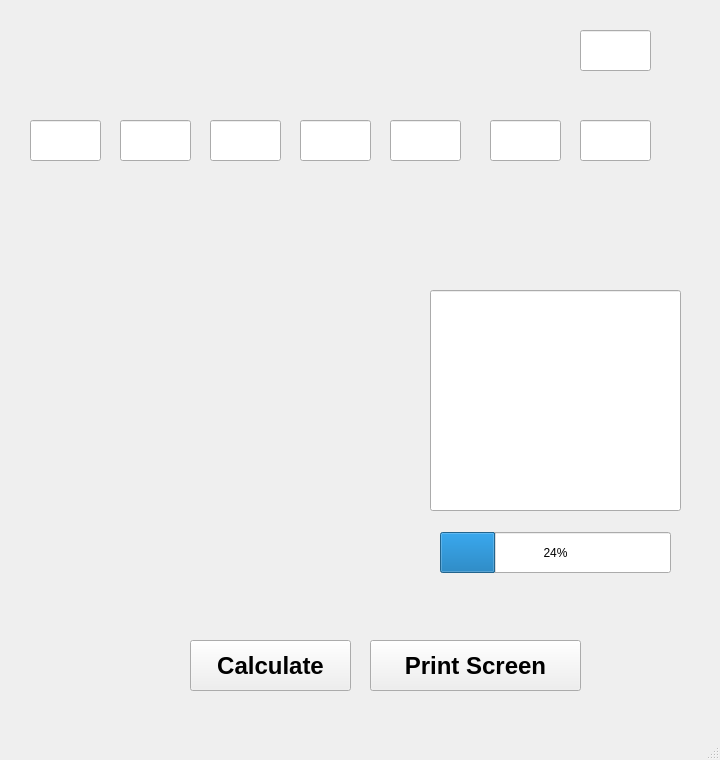
Above: main_window.ui from mattlitz/weld-mvmt-prediction before the change. Below: the same form after it.
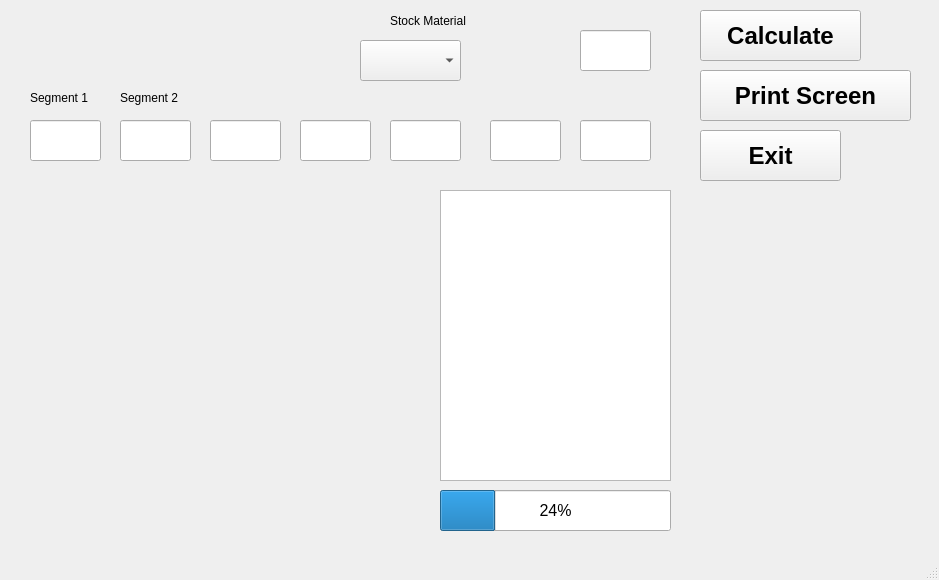
That is the form after the change. Custom widgets are drawn as their Qt base class.

Diff of the .ui file:
```diff
--- a/main_window.ui
+++ b/main_window.ui
@@ -6,8 +6,8 @@
    <rect>
     <x>0</x>
     <y>0</y>
-    <width>720</width>
-    <height>760</height>
+    <width>939</width>
+    <height>580</height>
    </rect>
   </property>
   <property name="windowTitle">
@@ -17,8 +17,8 @@
    <widget class="QPushButton" name="calculateButton">
     <property name="geometry">
      <rect>
-      <x>190</x>
-      <y>640</y>
+      <x>700</x>
+      <y>10</y>
       <width>161</width>
       <height>51</height>
      </rect>
@@ -37,8 +37,8 @@
    <widget class="QPushButton" name="printButton">
     <property name="geometry">
      <rect>
-      <x>370</x>
-      <y>640</y>
+      <x>700</x>
+      <y>70</y>
       <width>211</width>
       <height>51</height>
      </rect>
@@ -58,11 +58,16 @@
     <property name="geometry">
      <rect>
       <x>440</x>
-      <y>532</y>
+      <y>490</y>
       <width>231</width>
       <height>41</height>
      </rect>
     </property>
+    <property name="font">
+     <font>
+      <pointsize>12</pointsize>
+     </font>
+    </property>
     <property name="value">
      <number>24</number>
     </property>
@@ -71,9 +76,9 @@
     <property name="geometry">
      <rect>
       <x>30</x>
-      <y>290</y>
-      <width>311</width>
-      <height>231</height>
+      <y>200</y>
+      <width>391</width>
+      <height>291</height>
      </rect>
     </property>
    </widget>
@@ -87,17 +92,7 @@
      </rect>
     </property>
    </widget>
-   <widget class="QLineEdit" name="lineEdit_5">
-    <property name="geometry">
-     <rect>
-      <x>430</x>
-      <y>290</y>
-      <width>251</width>
-      <height>221</height>
-     </rect>
-    </property>
-   </widget>
-   <widget class="QLineEdit" name="lineEdit_4">
+   <widget class="QLineEdit" name="seg3Edit">
     <property name="geometry">
      <rect>
       <x>210</x>
@@ -167,6 +162,90 @@
      </rect>
     </property>
    </widget>
+   <widget class="QLabel" name="label">
+    <property name="geometry">
+     <rect>
+      <x>30</x>
+      <y>90</y>
+      <width>61</width>
+      <height>16</height>
+     </rect>
+    </property>
+    <property name="text">
+     <string>Segment 1</string>
+    </property>
+   </widget>
+   <widget class="QLabel" name="label_2">
+    <property name="geometry">
+     <rect>
+      <x>120</x>
+      <y>90</y>
+      <width>61</width>
+      <height>16</height>
+     </rect>
+    </property>
+    <property name="text">
+     <string>Segment 2</string>
+    </property>
+   </widget>
+   <widget class="QPushButton" name="exitButton">
+    <property name="geometry">
+     <rect>
+      <x>700</x>
+      <y>130</y>
+      <width>141</width>
+      <height>51</height>
+     </rect>
+    </property>
+    <property name="font">
+     <font>
+      <pointsize>18</pointsize>
+      <weight>75</weight>
+      <bold>true</bold>
+     </font>
+    </property>
+    <property name="text">
+     <string>Exit</string>
+    </property>
+   </widget>
+   <widget class="QLabel" name="label_3">
+    <property name="geometry">
+     <rect>
+      <x>390</x>
+      <y>10</y>
+      <width>81</width>
+      <height>21</height>
+     </rect>
+    </property>
+    <property name="text">
+     <string>Stock Material</string>
+    </property>
+   </widget>
+   <widget class="QComboBox" name="alloy_comboBox">
+    <property name="geometry">
+     <rect>
+      <x>360</x>
+      <y>40</y>
+      <width>101</width>
+      <height>41</height>
+     </rect>
+    </property>
+    <property name="font">
+     <font>
+      <pointsize>12</pointsize>
+     </font>
+    </property>
+   </widget>
+   <widget class="QTextEdit" name="printOutput">
+    <property name="geometry">
+     <rect>
+      <x>440</x>
+      <y>190</y>
+      <width>231</width>
+      <height>291</height>
+     </rect>
+    </property>
+   </widget>
   </widget>
   <widget class="QMenuBar" name="menubar">
    <property name="geometry">
```
Left out of the diff: 16 changed lines with no effect on the pictures.
